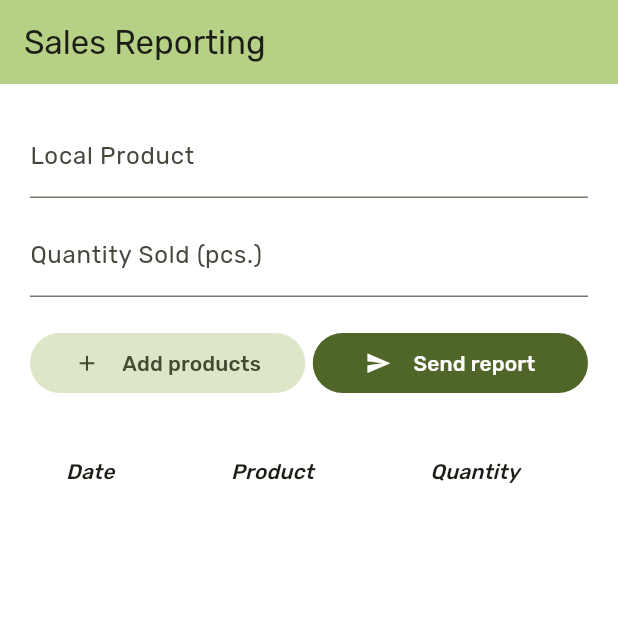
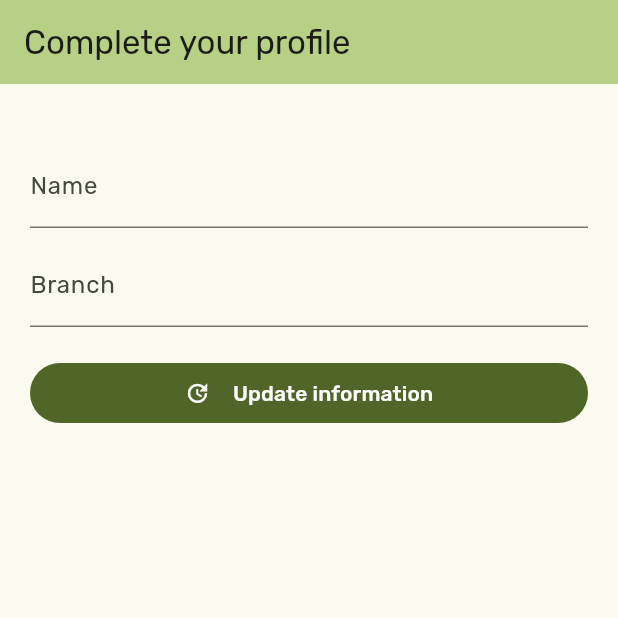
Before and after one commit to vallejohn/clinica_de_alternativo, a Flutter app: the screen it shows once a user with an empty profile is signed in, on a phone screen of 412 x 824 dp, the top half of it. Run offline on Flutter 3.47's test engine with Material 3 defaults, Android fonts, the phone set to English and light mode, and no system bars; our stand-ins replace auto_route, cloud_firestore, dartz, equatable, firebase_auth, firebase_core and 4 more; missing offline and left inert: flutter_flavor; accounts and stored records are empty; network calls fail; statements that could not run were skipped.

Commit message:
profile checker updates

```diff
--- a/lib/clinica_de_alternativo.dart
+++ b/lib/clinica_de_alternativo.dart
@@ -24,6 +24,9 @@ class _ClinicaDeAlternativoState extends State<ClinicaDeAlternativo> {
         BlocProvider(
           create: (context) => SearchProductCubit(),
         ),
+        BlocProvider<ProfileCheckerBloc>(
+          create: (context) => ProfileCheckerBloc(),
+        ),
         BlocProvider<AuthCheckerBloc>(
           create: (context) =>
           AuthCheckerBloc()..add(const AuthCheckerEvent.onCheckAuthStatus()),
@@ -31,10 +34,29 @@ class _ClinicaDeAlternativoState extends State<ClinicaDeAlternativo> {
       ],
       child: MultiBlocListener(
         listeners: [
+          BlocListener<ProfileCheckerBloc, ProfileCheckerState>(
+            listener: (context, state) {
+              state.whenOrNull(
+                loading: (){
+
+                },
+                success: (profile){
+                  if(profile != null){
+                    _appRouter.replace(const SaleReportingRoute());
+                  }else{
+                    _appRouter.replace(const ProfileCompletionRoute());
+                  }
+                },
+                failed: (message){
+
+                },
+              );
+            },
+          ),
           BlocListener<AuthCheckerBloc, AuthCheckerState>(
             listener: (context, state) {
-              state.when(authenticated: (_){
-                _appRouter.replace(const SaleReportingRoute());
+              state.when(authenticated: (user){
+                BlocProvider.of<ProfileCheckerBloc>(context).add(ProfileCheckerEvent.onCheckCompletion(user.uid));
               }, unAuthenticated: (){
                 _appRouter.replace(const LoginRoute());
               });
--- a/lib/core/firestore_collections/firestore_collection.dart
+++ b/lib/core/firestore_collections/firestore_collection.dart
@@ -3,4 +3,5 @@ part of '../core.dart';
 class FirestoreCollection {
   static CollectionReference<Map<String, dynamic>> salesReports() => FirebaseFirestore.instance.collection('sales_reports');
   static CollectionReference<Map<String, dynamic>> products() => FirebaseFirestore.instance.collection('products');
+  static CollectionReference<Map<String, dynamic>> profileInformation() => FirebaseFirestore.instance.collection('profile_information');
 }
--- a/lib/core/router/app_router.dart
+++ b/lib/core/router/app_router.dart
@@ -13,6 +13,7 @@ class AppRouter extends _$AppRouter{
   List<AutoRoute> get routes => [
     AutoRoute(page: StartupRoute.page, initial: true),
     AutoRoute(page: LoginRoute.page),
+    AutoRoute(page: ProfileCompletionRoute.page),
     AutoRoute(page: SaleReportingRoute.page),
     AutoRoute(page: SearchProductsRoute.page),
     AutoRoute(page: AddProductsRoute.page),
--- a/lib/locator.dart
+++ b/lib/locator.dart
@@ -28,6 +28,8 @@ void _setupAuthentication(){
   getIt.registerLazySingleton<AuthenticationRepository>(() => AuthenticationRepositoryImpl(authenticationDatasource: getIt()));
 
   getIt.registerLazySingleton(() => OnLoginUseCase(getIt()));
+  getIt.registerLazySingleton(() => OnCheckProfileUseCase(getIt()));
+  getIt.registerLazySingleton(() => OnUpdateProfileUseCase(getIt()));
 }
 
 ///Sales reports
--- a/lib/src/authentication/data/datasources/authentication_datasource.dart
+++ b/lib/src/authentication/data/datasources/authentication_datasource.dart
@@ -4,4 +4,6 @@ abstract class AuthenticationDatasource{
   AuthenticationDatasource();
 
   Future<bool> onLogin(LoginParams params);
+  Future<ProfileInformation?> checkAccountInformation(String userId);
+  Future<bool> onUpdateProfile(ProfileInformation profile);
 }
--- a/lib/src/authentication/data/datasources/authentication_datasource_impl.dart
+++ b/lib/src/authentication/data/datasources/authentication_datasource_impl.dart
@@ -9,17 +9,19 @@ class AuthenticationDatasourceImpl extends  AuthenticationDatasource{
 
     return credentials.user != null;
   }
-/*
+
   @override
-  Future<List<Product>> fetchProducts()async {
-    final result = await FirestoreCollection.products().get();
-    return result.docs.map((e) => Product.fromJson(e.data())).toList();
+  Future<ProfileInformation?> checkAccountInformation(String userId)async {
+     final result = await FirestoreCollection.profileInformation().where('id', isEqualTo: userId).get();
+
+     if(result.docs.isEmpty) return null;
+
+     return ProfileInformation.fromJson(result.docs.first.data());
   }
 
   @override
-  Future<bool> addProduct(Product param)async {
-    final product = param.copyWith(code: const Uuid().v1());
-    await FirestoreCollection.products().add(product.toJson());
+  Future<bool> onUpdateProfile(ProfileInformation profile)async {
+    await FirestoreCollection.profileInformation().add(profile.toJson());
     return true;
-  }*/
+  }
 }
--- a/lib/src/authentication/data/datasources/datasource.dart
+++ b/lib/src/authentication/data/datasources/datasource.dart
@@ -1,6 +1,9 @@
 
 
+import 'package:clinica_de_alternativo/core/core.dart';
 import 'package:clinica_de_alternativo/src/authentication/core/params.dart';
+import 'package:clinica_de_alternativo/src/authentication/data/model/profile_information.dart';
+import 'package:cloud_firestore/cloud_firestore.dart';
 import 'package:firebase_auth/firebase_auth.dart';
 
 part 'authentication_datasource.dart';
--- a/lib/src/authentication/domain/authentication_usecases.dart
+++ b/lib/src/authentication/domain/authentication_usecases.dart
@@ -1,5 +1,6 @@
 
 import 'package:clinica_de_alternativo/src/authentication/core/params.dart';
+import 'package:clinica_de_alternativo/src/authentication/data/model/profile_information.dart';
 import 'package:clinica_de_alternativo/src/authentication/domain/repositories/authentication_repository.dart';
 import 'package:clinica_de_alternativo/src/inventory/data/model/product.dart';
 import 'package:clinica_de_alternativo/src/inventory/domain/repositories/product_repository.dart';
@@ -10,3 +11,5 @@ import '../../../core/exceptions/failure.dart';
 
 
 part 'usecases/on_login_usecase.dart';
+part 'usecases/on_check_profile_usecase.dart';
+part 'usecases/on_update_profile_usecase.dart';
--- a/lib/src/authentication/domain/repositories/authentication_repository.dart
+++ b/lib/src/authentication/domain/repositories/authentication_repository.dart
@@ -1,4 +1,5 @@
 import 'package:clinica_de_alternativo/src/authentication/core/params.dart';
+import 'package:clinica_de_alternativo/src/authentication/data/model/profile_information.dart';
 import 'package:dartz/dartz.dart';
 
 import '../../../../core/exceptions/failure.dart';
@@ -9,4 +10,6 @@ abstract class AuthenticationRepository{
   AuthenticationRepository({required this.authenticationDatasource});
 
   Future<Either<Failure, bool>> doLogin(LoginParams params);
+  Future<Either<Failure, ProfileInformation?>> checkAccountInformation(String userId);
+  Future<Either<Failure, bool>> onUpdateProfile(ProfileInformation profile);
 }
--- /dev/null
+++ b/lib/src/authentication/domain/usecases/on_check_profile_usecase.dart
@@ -0,0 +1,11 @@
+part of '../authentication_usecases.dart';
+
+class OnCheckProfileUseCase extends UseCaseWithParams<ProfileInformation?, String>{
+  final AuthenticationRepository _authenticationRepository;
+
+  OnCheckProfileUseCase(this._authenticationRepository);
+  @override
+  Future<Either<Failure, ProfileInformation?>> call(String params) {
+    return _authenticationRepository.checkAccountInformation(params);
+  }
+}
--- /dev/null
+++ b/lib/src/authentication/domain/usecases/on_update_profile_usecase.dart
@@ -0,0 +1,11 @@
+part of '../authentication_usecases.dart';
+
+class OnUpdateProfileUseCase extends UseCaseWithParams<bool, ProfileInformation>{
+  final AuthenticationRepository _authenticationRepository;
+
+  OnUpdateProfileUseCase(this._authenticationRepository);
+  @override
+  Future<Either<Failure, bool>> call(ProfileInformation params) {
+    return _authenticationRepository.onUpdateProfile(params);
+  }
+}
--- a/lib/src/authentication/presentation/blocs/profile_checker/profile_checker_bloc.dart
+++ b/lib/src/authentication/presentation/blocs/profile_checker/profile_checker_bloc.dart
@@ -1,15 +1,44 @@
+import 'package:clinica_de_alternativo/src/authentication/domain/authentication_usecases.dart';
 import 'package:flutter_bloc/flutter_bloc.dart';
 import 'package:clinica_de_alternativo/src/authentication/data/model/profile_information.dart';
 import 'package:freezed_annotation/freezed_annotation.dart';
+import 'package:get_it/get_it.dart';
 
 part 'profile_checker_event.dart';
 part 'profile_checker_state.dart';
 part 'profile_checker_bloc.freezed.dart';
 
 class ProfileCheckerBloc extends Bloc<ProfileCheckerEvent, ProfileCheckerState> {
+  final _onCheckProfileInfoUseCase = GetIt.instance<OnCheckProfileUseCase>();
+  final _onUpdateProfileInfoUseCase = GetIt.instance<OnUpdateProfileUseCase>();
+
+  String _userId = '';
+
   ProfileCheckerBloc() : super(const ProfileCheckerState.initial()) {
-    on<ProfileCheckerEvent>((event, emit) {
-      // TODO: implement event handler
+    on<_OnCheckCompletion>((event, emit)async {
+      emit(const ProfileCheckerState.loading());
+
+      _userId = event.userId;
+      final dataOrError = await _onCheckProfileInfoUseCase(event.userId);
+
+      dataOrError.fold((l){
+        emit(ProfileCheckerState.failed(l.when(firebase: (error) => error.message!,)));
+      }, (profileInfo){
+        emit(ProfileCheckerState.success(profileInfo));
+      });
+    });
+
+    on<_OnUpdateProfile>((event, emit)async {
+      emit(const ProfileCheckerState.loading());
+
+      final profile = event.information.copyWith(id: _userId);
+      final dataOrError = await _onUpdateProfileInfoUseCase(profile);
+
+      dataOrError.fold((l){
+        emit(ProfileCheckerState.failed(l.when(firebase: (error) => error.message!,)));
+      }, (_){
+        emit(ProfileCheckerState.success(profile));
+      });
     });
   }
 }
--- a/lib/src/authentication/presentation/blocs/profile_checker/profile_checker_event.dart
+++ b/lib/src/authentication/presentation/blocs/profile_checker/profile_checker_event.dart
@@ -2,5 +2,6 @@ part of 'profile_checker_bloc.dart';
 
 @freezed
 class ProfileCheckerEvent with _$ProfileCheckerEvent {
-  const factory ProfileCheckerEvent.onCheckCompletion() = _OnCheckCompletion;
+  const factory ProfileCheckerEvent.onCheckCompletion(String userId) = _OnCheckCompletion;
+  const factory ProfileCheckerEvent.onUpdateProfile(ProfileInformation information) = _OnUpdateProfile;
 }
--- a/lib/src/authentication/presentation/blocs/profile_checker/profile_checker_state.dart
+++ b/lib/src/authentication/presentation/blocs/profile_checker/profile_checker_state.dart
@@ -4,6 +4,6 @@ part of 'profile_checker_bloc.dart';
 class ProfileCheckerState with _$ProfileCheckerState {
   const factory ProfileCheckerState.initial() = _Initial;
   const factory ProfileCheckerState.loading() = _Loading;
-  const factory ProfileCheckerState.success(ProfileInformation profile) = _Sucess;
-  const factory ProfileCheckerState.failed() = _Failed;
+  const factory ProfileCheckerState.success(ProfileInformation? profile) = _Sucess;
+  const factory ProfileCheckerState.failed(String message) = _Failed;
 }
--- a/lib/src/authentication/presentation/pages.dart
+++ b/lib/src/authentication/presentation/pages.dart
@@ -1,8 +1,10 @@
 import 'package:auto_route/auto_route.dart';
 import 'package:clinica_de_alternativo/core/router/app_router.dart';
 import 'package:clinica_de_alternativo/src/authentication/core/params.dart';
+import 'package:clinica_de_alternativo/src/authentication/data/model/profile_information.dart';
 import 'package:clinica_de_alternativo/src/authentication/presentation/blocs/auth_checker/auth_checker_bloc.dart';
 import 'package:clinica_de_alternativo/src/authentication/presentation/blocs/login/login_bloc.dart';
+import 'package:clinica_de_alternativo/src/authentication/presentation/blocs/profile_checker/profile_checker_bloc.dart';
 import 'package:clinica_de_alternativo/src/inventory/data/model/product.dart';
 import 'package:clinica_de_alternativo/src/inventory/presentation/blocs/products/products_bloc.dart';
 import 'package:flutter/material.dart';
@@ -10,3 +12,4 @@ import 'package:flutter_bloc/flutter_bloc.dart';
 
 part 'startup_page.dart';
 part 'login_page.dart';
+part 'profile_completion_page.dart';
--- /dev/null
+++ b/lib/src/authentication/presentation/profile_completion_page.dart
@@ -0,0 +1,91 @@
+part of 'pages.dart';
+
+@RoutePage()
+class ProfileCompletionPage extends StatefulWidget {
+  const ProfileCompletionPage({super.key});
+
+  @override
+  State<ProfileCompletionPage> createState() => _ProfileCompletionPageState();
+}
+
+class _ProfileCompletionPageState extends State<ProfileCompletionPage> {
+  final _nameController = TextEditingController();
+  final _branchController = TextEditingController();
+
+
+  @override
+  Widget build(BuildContext context) {
+    return Scaffold(
+      appBar: AppBar(
+        backgroundColor: Theme.of(context).colorScheme.inversePrimary,
+        title: const Text('Complete your profile'),
+      ),
+      body: BlocBuilder<ProfileCheckerBloc, ProfileCheckerState>(
+        builder: (context, state) {
+
+          bool loading = state.maybeWhen(loading: () => true, orElse: () => false);
+
+          return SafeArea(
+            child: SingleChildScrollView(
+              padding: EdgeInsets.all(20),
+              physics: const BouncingScrollPhysics(),
+              child: Column(
+                children: [
+                  const SizedBox(
+                    height: 20,
+                  ),
+                  TextField(
+                    controller: _nameController,
+                    decoration: const InputDecoration(
+                      labelText: 'Name',
+                    ),
+                  ),
+                  const SizedBox(
+                    height: 10,
+                  ),
+                  TextField(
+                    controller: _branchController,
+                    decoration: const InputDecoration(
+                      labelText: 'Branch',
+                    ),
+                  ),
+                  const SizedBox(
+                    height: 20,
+                  ),
+                  SizedBox(
+                    width: MediaQuery.of(context).size.width,
+                    child: FilledButton(
+                      onPressed: loading ? null : () {
+                        context.read<ProfileCheckerBloc>().add(ProfileCheckerEvent.onUpdateProfile(ProfileInformation(
+                          name: _nameController.text,
+                          branch: _branchController.text,
+                        )));
+                      },
+                      child: Row(
+                        mainAxisSize: MainAxisSize.min,
+                        children: [
+                          if (!loading) const Icon(Icons.update, size: 17),
+                          const SizedBox(width: 15),
+                          Text(loading ? 'Updating information...' : 'Update information'),
+                          if (loading)
+                            SizedBox(
+                              width: 20,
+                              height: 20,
+                              child: CircularProgressIndicator(
+                                strokeWidth: 2,
+                                color: Theme.of(context).disabledColor,
+                              ),
+                            ),
+                        ],
+                      ),
+                    ),
+                  ),
+                ],
+              ),
+            ),
+          );
+        }
+      ),
+    );
+  }
+}
```
Also changed, not shown: lib/src/authentication/data/repositories/authentication_repository_impl.dart (+21 -0 lines), lib/core/router/app_router.gr.dart, lib/src/authentication/presentation/blocs/profile_checker/profile_checker_bloc.freezed.dart.
